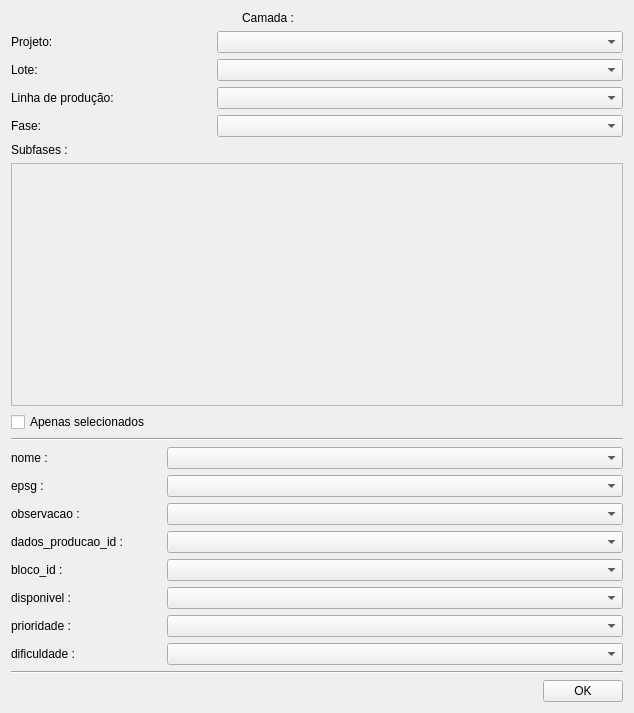
Old version of the form uis/loadWorkUnit.ui in the repository dsgoficial/SAP_Gerente.
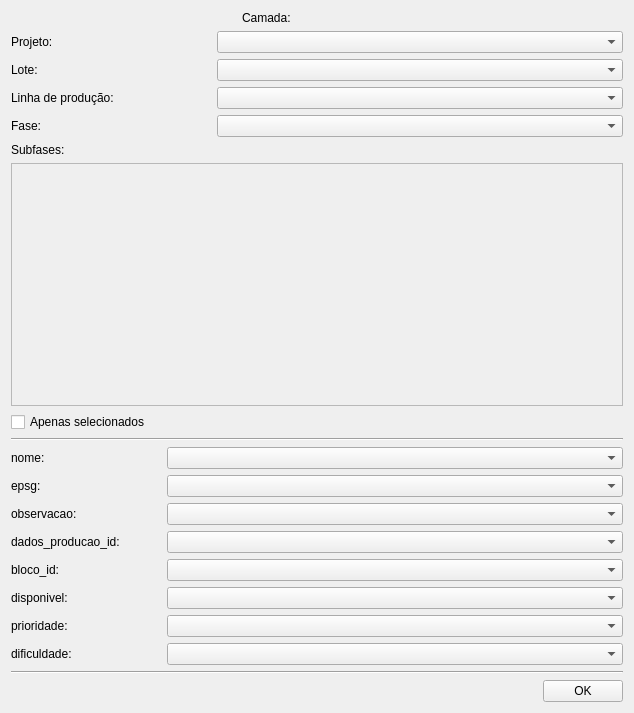
New version of the form.

Diff of the .ui file:
```diff
--- a/uis/loadWorkUnit.ui
+++ b/uis/loadWorkUnit.ui
@@ -44,7 +44,7 @@
         </size>
        </property>
        <property name="text">
-        <string>bloco_id :</string>
+        <string>bloco_id:</string>
        </property>
       </widget>
      </item>
@@ -76,7 +76,7 @@
         </size>
        </property>
        <property name="text">
-        <string>epsg :</string>
+        <string>epsg:</string>
        </property>
       </widget>
      </item>
@@ -108,7 +108,7 @@
         </size>
        </property>
        <property name="text">
-        <string>nome :</string>
+        <string>nome:</string>
        </property>
       </widget>
      </item>
@@ -147,7 +147,7 @@
         </size>
        </property>
        <property name="text">
-        <string>dificuldade :</string>
+        <string>dificuldade:</string>
        </property>
       </widget>
      </item>
@@ -179,7 +179,7 @@
         </size>
        </property>
        <property name="text">
-        <string>prioridade :</string>
+        <string>prioridade:</string>
        </property>
       </widget>
      </item>
@@ -231,7 +231,7 @@
         </size>
        </property>
        <property name="text">
-        <string>dados_producao_id :</string>
+        <string>dados_producao_id:</string>
        </property>
       </widget>
      </item>
@@ -263,7 +263,7 @@
         </size>
        </property>
        <property name="text">
-        <string>observacao :</string>
+        <string>observacao:</string>
        </property>
       </widget>
      </item>
@@ -309,7 +309,7 @@
      <item>
       <widget class="QLabel" name="label_14">
        <property name="text">
-        <string>Subfases :</string>
+        <string>Subfases:</string>
        </property>
       </widget>
      </item>
@@ -395,7 +395,7 @@
         </size>
        </property>
        <property name="text">
-        <string>disponivel :</string>
+        <string>disponivel:</string>
        </property>
       </widget>
      </item>
@@ -523,7 +523,7 @@
         </size>
        </property>
        <property name="text">
-        <string>Camada :</string>
+        <string>Camada:</string>
        </property>
       </widget>
      </item>
```
Left out of the diff: 2 changed lines with no effect on the pictures.
